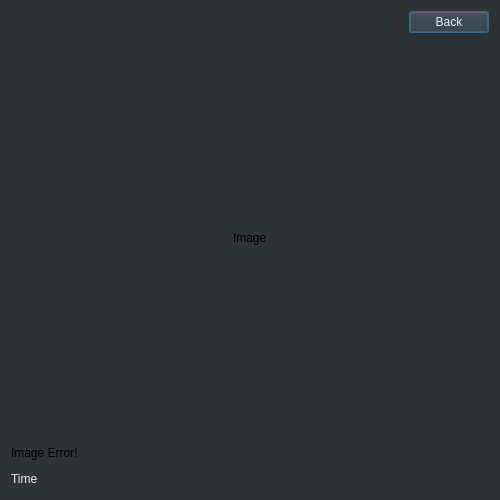
First picture: the form in viewimagedialog.ui, repository hassan-kandil/DistImage, before the edit.
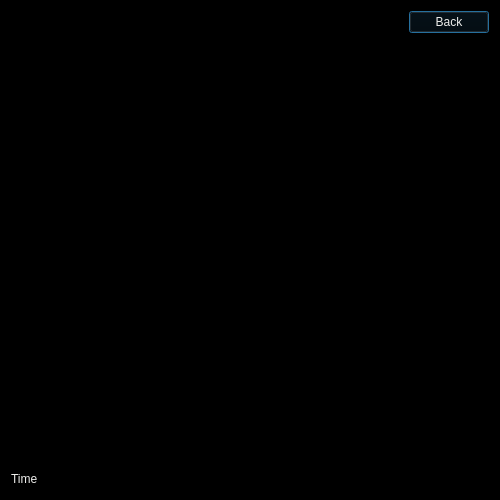
Second picture: the form after the edit.

Diff of the .ui file:
```diff
--- a/viewimagedialog.ui
+++ b/viewimagedialog.ui
@@ -14,7 +14,7 @@
    <string>DistImage</string>
   </property>
   <property name="styleSheet">
-   <string notr="true">background-color: rgb(46, 52, 54)
+   <string notr="true">background-color: rgb(0,0,0)
 </string>
   </property>
   <layout class="QVBoxLayout" name="verticalLayout_2">
```
